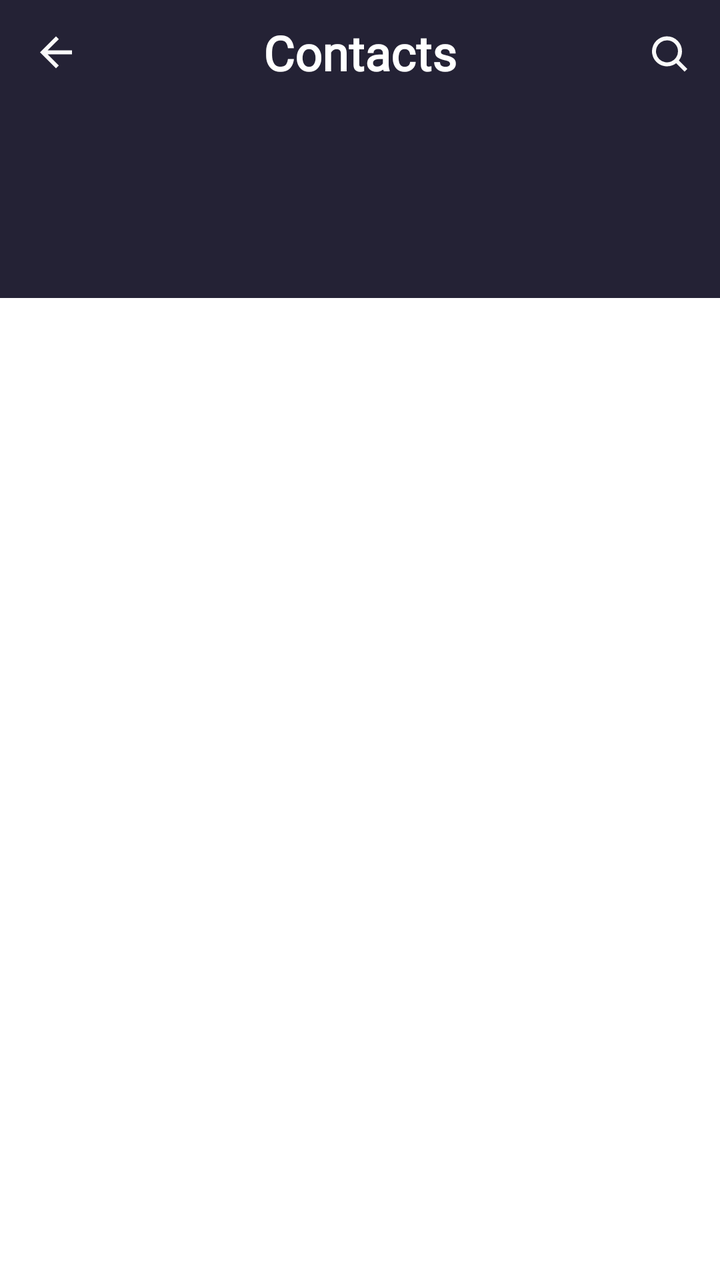
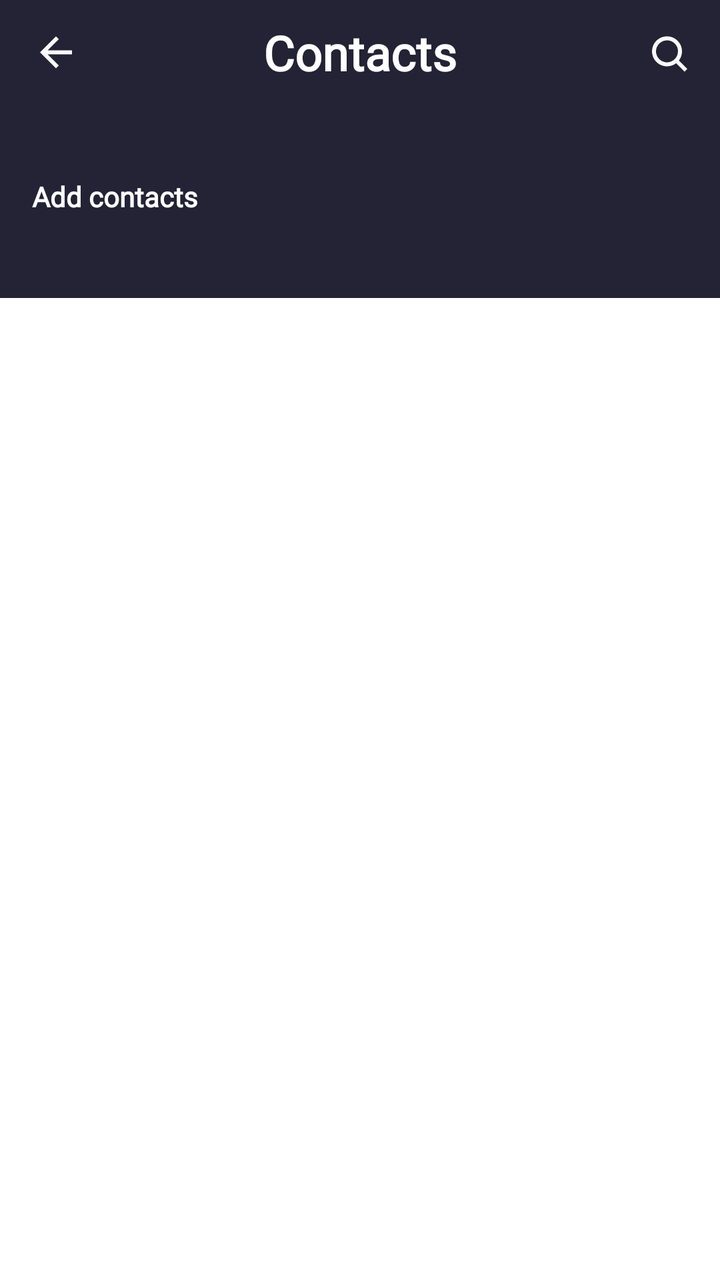

Before-and-after screenshots of an Android layout around one commit, followed by the original layout XML and the change that was made.
<!-- AndroidManifest.xml: application theme Theme.AndroidCourseShpp -->
<!-- res/layout/activity_contacts.xml -->
<?xml version="1.0" encoding="utf-8"?>
<androidx.constraintlayout.widget.ConstraintLayout xmlns:android="http://schemas.android.com/apk/res/android"
    xmlns:app="http://schemas.android.com/apk/res-auto"
    xmlns:tools="http://schemas.android.com/tools"
    android:id="@+id/contacts"
    android:layout_width="match_parent"
    android:layout_height="match_parent"
    android:background="@android:color/white"
    tools:context=".ContactsActivity">

    <androidx.appcompat.widget.AppCompatTextView
        android:id="@+id/vw_contactsBar"
        android:layout_width="match_parent"
        android:layout_height="@dimen/contacts_bar_h"
        android:background="@color/top_view_color"
        app:layout_constraintTop_toTopOf="parent" />

    <androidx.appcompat.widget.AppCompatTextView
        android:id="@+id/tv_contacts"
        android:layout_width="wrap_content"
        android:layout_height="wrap_content"
        android:layout_marginTop="@dimen/contacts_margin_top"
        android:fontFamily="@font/open_sans"
        android:text="@string/contacts"
        android:textColor="@android:color/white"
        android:textSize="@dimen/large_text_size"
        android:textStyle="bold"
        app:layout_constraintEnd_toEndOf="parent"
        app:layout_constraintStart_toStartOf="parent"
        app:layout_constraintTop_toTopOf="parent" />

    <androidx.appcompat.widget.AppCompatImageButton
        android:layout_width="wrap_content"
        android:layout_height="wrap_content"
        android:layout_marginStart="20dp"
        android:layout_marginTop="17.5dp"
        android:src="@drawable/ic_arrow_back"
        android:background="null"
        app:layout_constraintStart_toStartOf="parent"
        app:layout_constraintTop_toTopOf="parent"/>

    <androidx.appcompat.widget.AppCompatImageButton
        android:layout_width="wrap_content"
        android:layout_height="wrap_content"
        android:layout_marginTop="17.5dp"
        android:layout_marginEnd="@dimen/main_margin_side"
        app:layout_constraintEnd_toEndOf="parent"
        android:src="@drawable/ic_search"
        android:background="null"
        app:layout_constraintTop_toTopOf="parent"/>

</androidx.constraintlayout.widget.ConstraintLayout>
<!-- resources referenced by this layout -->
<resources>
  <color name="top_view_color">#242235</color>
  <dimen name="contacts_bar_h">149dp</dimen>
  <dimen name="contacts_margin_top">10dp</dimen>
  <dimen name="large_text_size">24sp</dimen>
  <dimen name="main_margin_side">16dp</dimen>
  <!-- drawable ic_arrow_back (drawable) -->
  <vector xmlns:android="http://schemas.android.com/apk/res/android"
      android:width="16dp"
      android:height="17dp"
      android:viewportWidth="16"
      android:viewportHeight="17">
    <path
        android:pathData="M16,7.5H3.83L9.42,1.91L8,0.5L0,8.5L8,16.5L9.41,15.09L3.83,9.5H16V7.5Z"
        android:fillColor="#FAFAFA"/>
  </vector>
  <!-- drawable ic_search (drawable) -->
  <vector xmlns:android="http://schemas.android.com/apk/res/android"
      android:width="18dp"
      android:height="19dp"
      android:viewportWidth="18"
      android:viewportHeight="19">
    <path
        android:pathData="M7.5,1.5C6.214,1.5 4.958,1.881 3.889,2.595C2.82,3.31 1.987,4.325 1.495,5.513C1.003,6.7 0.874,8.007 1.125,9.268C1.376,10.529 1.995,11.687 2.904,12.596C3.813,13.505 4.971,14.124 6.232,14.375C7.493,14.626 8.8,14.497 9.987,14.005C11.175,13.513 12.19,12.68 12.905,11.611C13.619,10.542 14,9.286 14,8C14,6.276 13.315,4.623 12.096,3.404C10.877,2.185 9.224,1.5 7.5,1.5V1.5Z"
        android:strokeWidth="2"
        android:fillColor="#00000000"
        android:strokeColor="#FAFAFA"/>
    <path
        android:pathData="M12,12.5L17,17.5"
        android:strokeWidth="2"
        android:fillColor="#00000000"
        android:strokeColor="#FAFAFA"/>
  </vector>
  <string name="contacts">Contacts</string>
  <style name="Theme.AndroidCourseShpp" parent="Base.Theme.AndroidCourseShpp" />
  <style name="Base.Theme.AndroidCourseShpp" parent="Theme.Material3.DayNight.NoActionBar">
          
          
      </style>
</resources>

<!-- the commit's change to res/layout/activity_contacts.xml (unified diff, before → after) -->
@@ -22,7 +22,7 @@
         android:layout_marginTop="@dimen/contacts_margin_top"
         android:fontFamily="@font/open_sans"
         android:text="@string/contacts"
-        android:textColor="@android:color/white"
+        android:textColor="@color/contacts_color"
         android:textSize="@dimen/large_text_size"
         android:textStyle="bold"
         app:layout_constraintEnd_toEndOf="parent"
@@ -30,23 +30,43 @@
         app:layout_constraintTop_toTopOf="parent" />
 
     <androidx.appcompat.widget.AppCompatImageButton
+        android:id="@+id/Ibt_arrowBack"
+        android:layout_width="wrap_content"
+        android:contentDescription="@string/arrow_back_imagebutton"
+        android:layout_height="wrap_content"
+        android:layout_marginStart="@dimen/arrow_back_margin_start"
+        android:layout_marginTop="@dimen/arrow_back_margin_top"
+        android:background="null"
+        android:src="@drawable/ic_arrow_back"
+        app:layout_constraintStart_toStartOf="parent"
+        app:layout_constraintTop_toTopOf="parent" />
+
+    <androidx.appcompat.widget.AppCompatImageButton
+        android:id="@+id/Ibt_search"
+        android:layout_width="wrap_content"
+        android:contentDescription="@string/search_imagebutton"
+        android:layout_height="wrap_content"
+        android:layout_marginTop="@dimen/search_margin_top"
+        android:layout_marginEnd="@dimen/main_margin_side"
+        android:background="null"
+        android:src="@drawable/ic_search"
+        app:layout_constraintEnd_toEndOf="parent"
+        app:layout_constraintTop_toTopOf="parent" />
+
+    <androidx.appcompat.widget.AppCompatTextView
+        android:id="@+id/tv_addContacts"
         android:layout_width="wrap_content"
         android:layout_height="wrap_content"
-        android:layout_marginStart="20dp"
-        android:layout_marginTop="17.5dp"
-        android:src="@drawable/ic_arrow_back"
-        android:background="null"
+        android:layout_marginStart="@dimen/main_margin_side"
+        android:layout_marginTop="@dimen/add_contacts_margin_top"
+        android:layout_marginBottom="@dimen/add_contacts_margin_bottom"
+        android:fontFamily="@font/open_sans"
+        android:text="@string/add_contacts"
+        android:textColor="@color/add_contact_color"
+        android:textSize="@dimen/small_text_size"
+        android:textStyle="bold"
+        app:layout_constraintBottom_toBottomOf="@id/vw_contactsBar"
         app:layout_constraintStart_toStartOf="parent"
-        app:layout_constraintTop_toTopOf="parent"/>
-
-    <androidx.appcompat.widget.AppCompatImageButton
-        android:layout_width="wrap_content"
-        android:layout_height="wrap_content"
-        android:layout_marginTop="17.5dp"
-        android:layout_marginEnd="@dimen/main_margin_side"
-        app:layout_constraintEnd_toEndOf="parent"
-        android:src="@drawable/ic_search"
-        android:background="null"
-        app:layout_constraintTop_toTopOf="parent"/>
+        app:layout_constraintTop_toTopOf="parent" />
 
 </androidx.constraintlayout.widget.ConstraintLayout>
<!-- resource entries referenced after the edit -->
@@ -1,10 +1,18 @@
 <!-- resources referenced by this layout -->
 <resources>
+  <color name="add_contact_color">@color/contacts_color</color>
+  <color name="contacts_color">#FFFFFFFF</color>
   <color name="top_view_color">#242235</color>
+  <dimen name="add_contacts_margin_bottom">26dp</dimen>
+  <dimen name="add_contacts_margin_top">73dp</dimen>
+  <dimen name="arrow_back_margin_start">20dp</dimen>
+  <dimen name="arrow_back_margin_top">17.5dp</dimen>
   <dimen name="contacts_bar_h">149dp</dimen>
   <dimen name="contacts_margin_top">10dp</dimen>
   <dimen name="large_text_size">24sp</dimen>
   <dimen name="main_margin_side">16dp</dimen>
+  <dimen name="search_margin_top">@dimen/arrow_back_margin_top</dimen>
+  <dimen name="small_text_size">14sp</dimen>
   <!-- drawable ic_arrow_back (drawable) -->
   <vector xmlns:android="http://schemas.android.com/apk/res/android"
       android:width="16dp"
@@ -32,7 +40,10 @@
         android:fillColor="#00000000"
         android:strokeColor="#FAFAFA"/>
   </vector>
+  <string name="add_contacts">Add contacts</string>
+  <string name="arrow_back_imagebutton">arrow_back_ImageButton</string>
   <string name="contacts">Contacts</string>
+  <string name="search_imagebutton">search_imageButton</string>
   <style name="Theme.AndroidCourseShpp" parent="Base.Theme.AndroidCourseShpp" />
   <style name="Base.Theme.AndroidCourseShpp" parent="Theme.Material3.DayNight.NoActionBar">
           
